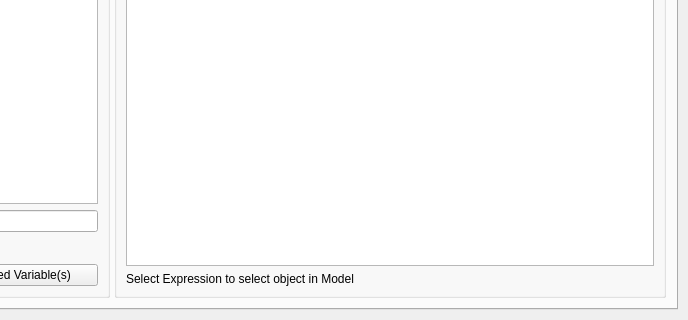
Before: the Qt Designer form freecad/datamanager_wb/resources/ui/main_panel.ui in royw/freecad_datamanager_workbench, drawn with Qt 5; both pictures show x 475 to 1163 and y 430 to 750 of the 1163 by 750 pixel window.
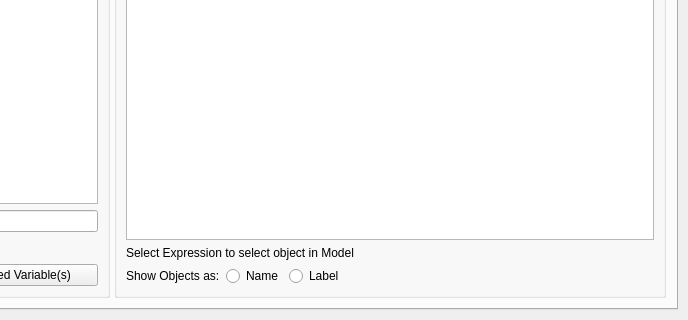
After: the same form once the commit is applied.

Commit message: feat(ui): persist object display mode per tab

The edit to the form file:
```diff
--- a/freecad/datamanager_wb/resources/ui/main_panel.ui
+++ b/freecad/datamanager_wb/resources/ui/main_panel.ui
@@ -65,7 +65,7 @@
          <property name="orientation">
           <enum>Qt::Orientation::Horizontal</enum>
          </property>
-         <widget class="QWidget" name="">
+         <widget class="QWidget" name="layoutWidget">
           <layout class="QHBoxLayout" name="horizontalLayout_2">
            <item>
             <widget class="QGroupBox" name="varsets_groupBox">
@@ -201,6 +201,44 @@
              </property>
             </widget>
            </item>
+           <item>
+            <layout class="QHBoxLayout" name="horizontalLayout_11">
+             <item>
+              <widget class="QLabel" name="label_7">
+               <property name="text">
+                <string>Show Objects as:</string>
+               </property>
+              </widget>
+             </item>
+             <item>
+              <widget class="QRadioButton" name="objectNameRadioButton">
+               <property name="text">
+                <string>Name</string>
+               </property>
+              </widget>
+             </item>
+             <item>
+              <widget class="QRadioButton" name="objectLabelRadioButton">
+               <property name="text">
+                <string>Label</string>
+               </property>
+              </widget>
+             </item>
+             <item>
+              <spacer name="horizontalSpacer_2">
+               <property name="orientation">
+                <enum>Qt::Orientation::Horizontal</enum>
+               </property>
+               <property name="sizeHint" stdset="0">
+                <size>
+                 <width>40</width>
+                 <height>20</height>
+                </size>
+               </property>
+              </spacer>
+             </item>
+            </layout>
+           </item>
           </layout>
          </widget>
         </widget>
```
Left out of the diff: 46 changed lines with no effect on the pictures. The commit also changes 1 other file.
